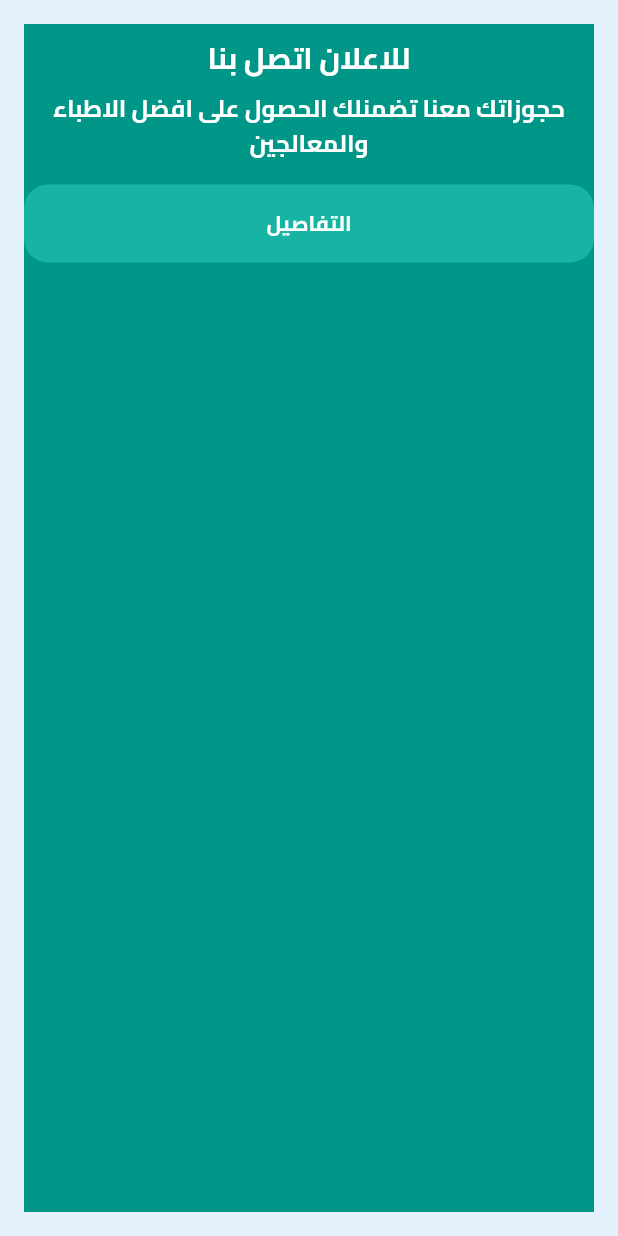
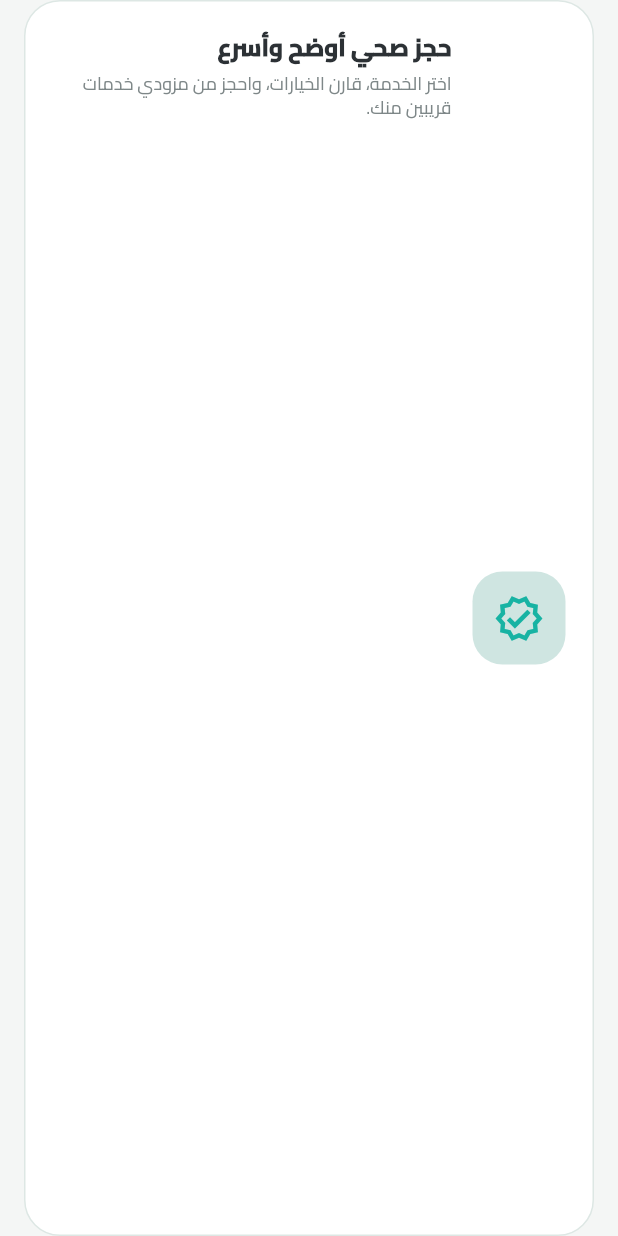
Before and after one commit to moahaimen/virach, a Flutter app: the FeaturedSection widget shown alone on an empty page, opened directly, on a phone screen of 412 x 824 dp. Run offline on Flutter 3.47's test engine with Material 3 defaults, Android fonts, the phone set to English and light mode, and no system bars; our stand-ins replace cached_network_image, carousel_slider, connectivity_plus, dio, file_picker, firebase_auth and 19 more; missing offline and left inert: firebase_app_check; accounts and stored records are empty; generated files the repository leaves out were written again; project files that could hold a hidden picture were left out.

Commit message:
Update featured section UI

```diff
--- a/lib/widgets/home_screen_widgets/feauted_section_widget.dart
+++ b/lib/widgets/home_screen_widgets/feauted_section_widget.dart
@@ -1,47 +1,41 @@
 import 'package:flutter/material.dart';
+import 'package:racheeta/theme/app_theme.dart';
 
 class FeaturedSection extends StatelessWidget {
+  const FeaturedSection({super.key});
+
   @override
   Widget build(BuildContext context) {
-    return Container(
-      color: Colors.blue[50],
-      padding: const EdgeInsets.all(16.0),
+    return Padding(
+      padding: const EdgeInsets.symmetric(horizontal: 16),
       child: Container(
-        color: Colors.teal,
-        child: Column(
+        padding: const EdgeInsets.all(18),
+        decoration: BoxDecoration(
+          color: RacheetaColors.card,
+          borderRadius: BorderRadius.circular(24),
+          border: Border.all(color: RacheetaColors.border),
+        ),
+        child: Row(
           children: [
-            const SizedBox(height: 8),
-            const Text(
-              'للاعلان اتصل بنا',
-              style: TextStyle(
-                fontSize: 20,
-                color: Colors.white,
-                fontWeight: FontWeight.bold,
+            Container(
+              width: 62,
+              height: 62,
+              decoration: BoxDecoration(
+                color: RacheetaColors.mintLight,
+                borderRadius: BorderRadius.circular(20),
               ),
+              child: const Icon(Icons.verified_outlined, color: RacheetaColors.primary, size: 34),
             ),
-            const SizedBox(height: 8),
-            const Text(
-              'حجوزاتك معنا تضمنلك الحصول على افضل الاطباء والمعالجين ',
-              textAlign: TextAlign.center,
-              style: TextStyle(
-                fontSize: 16,
-                color: Colors.white,
-                fontWeight: FontWeight.bold,
+            const SizedBox(width: 14),
+            Expanded(
+              child: Column(
+                crossAxisAlignment: CrossAxisAlignment.start,
+                children: [
+                  Text('حجز صحي أوضح وأسرع', style: Theme.of(context).textTheme.titleMedium?.copyWith(fontWeight: FontWeight.w900)),
+                  const SizedBox(height: 5),
+                  Text('اختر الخدمة، قارن الخيارات، واحجز من مزودي خدمات قريبين منك.', style: Theme.of(context).textTheme.bodySmall),
+                ],
               ),
-            ),
-            const SizedBox(height: 16),
-
-            // ✨ FIX — use Theme-based text style
-            ElevatedButton(
-              onPressed: () {},
-              style: ElevatedButton.styleFrom(
-                foregroundColor: Colors.white,
-                textStyle: Theme.of(context)
-                    .textTheme
-                    .labelLarge!                // inherit:true
-                    .copyWith(fontFamily: 'Cairo'),
-              ),
-              child: const Text('التفاصيل'),
             ),
           ],
         ),
```
